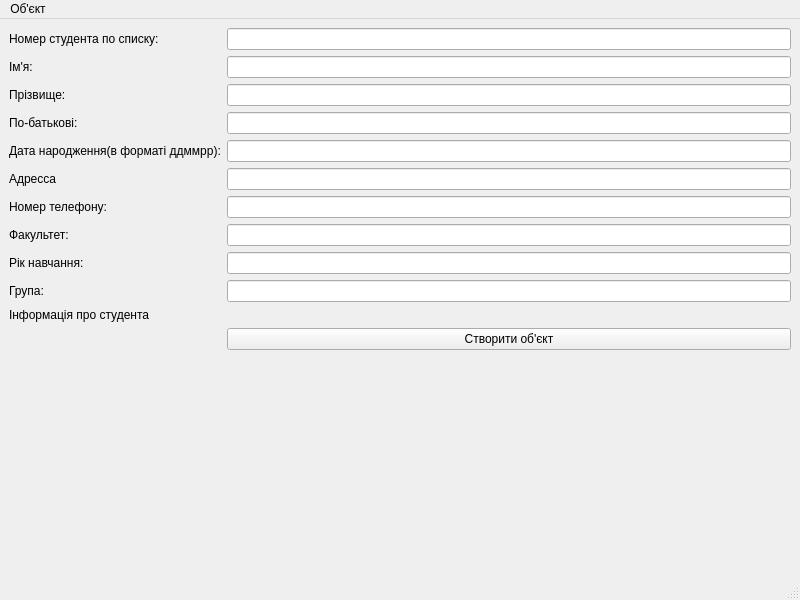
Viktoria12345678910/OOP-college, file lab12/mainwindow.ui: the form before one commit.
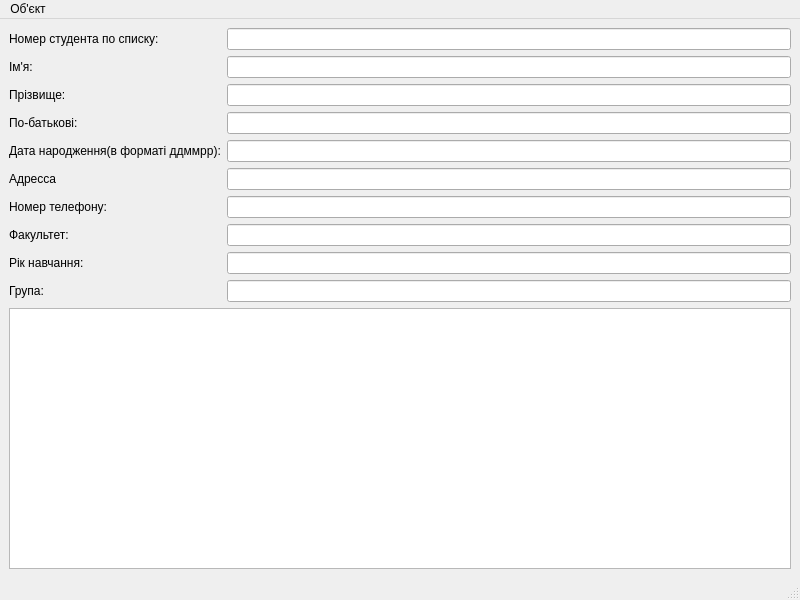
The form after the commit.

Patch:
```diff
--- a/lab12/mainwindow.ui
+++ b/lab12/mainwindow.ui
@@ -115,19 +115,8 @@
     <item row="9" column="1">
      <widget class="QLineEdit" name="leGroup"/>
     </item>
-    <item row="16" column="0">
-     <widget class="QLabel" name="lbStudentInfo">
-      <property name="text">
-       <string>Інформація про студента</string>
-      </property>
-     </widget>
-    </item>
-    <item row="17" column="1">
-     <widget class="QPushButton" name="showInfo">
-      <property name="text">
-       <string>Створити об'єкт</string>
-      </property>
-     </widget>
+    <item row="10" column="0" colspan="2">
+     <widget class="QTableView" name="tableView"/>
     </item>
    </layout>
   </widget>
```
